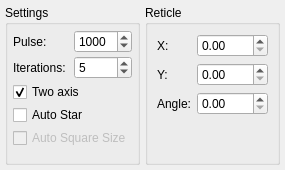
Old version of the form kstars/ekos/guide/opscalibration.ui in the repository KDE/kstars.
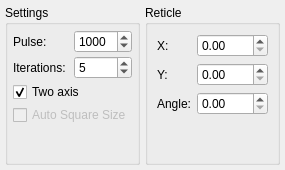
New version of the form.

Commit message: Move auto star selection for calibration to main guide module to make it more accessible

What changed in the file:
```diff
--- a/kstars/ekos/guide/opscalibration.ui
+++ b/kstars/ekos/guide/opscalibration.ui
@@ -104,19 +104,6 @@
         </property>
        </widget>
       </item>
-      <item>
-       <widget class="QCheckBox" name="kcfg_GuideAutoStarEnabled">
-        <property name="toolTip">
-         <string>Automatically select the calibration star.</string>
-        </property>
-        <property name="text">
-         <string>Auto Star</string>
-        </property>
-        <property name="checked">
-         <bool>false</bool>
-        </property>
-       </widget>
-      </item>
       <item>
        <widget class="QCheckBox" name="kcfg_GuideAutoSquareSizeEnabled">
         <property name="enabled">
```
The commit also changes 2 other files.
